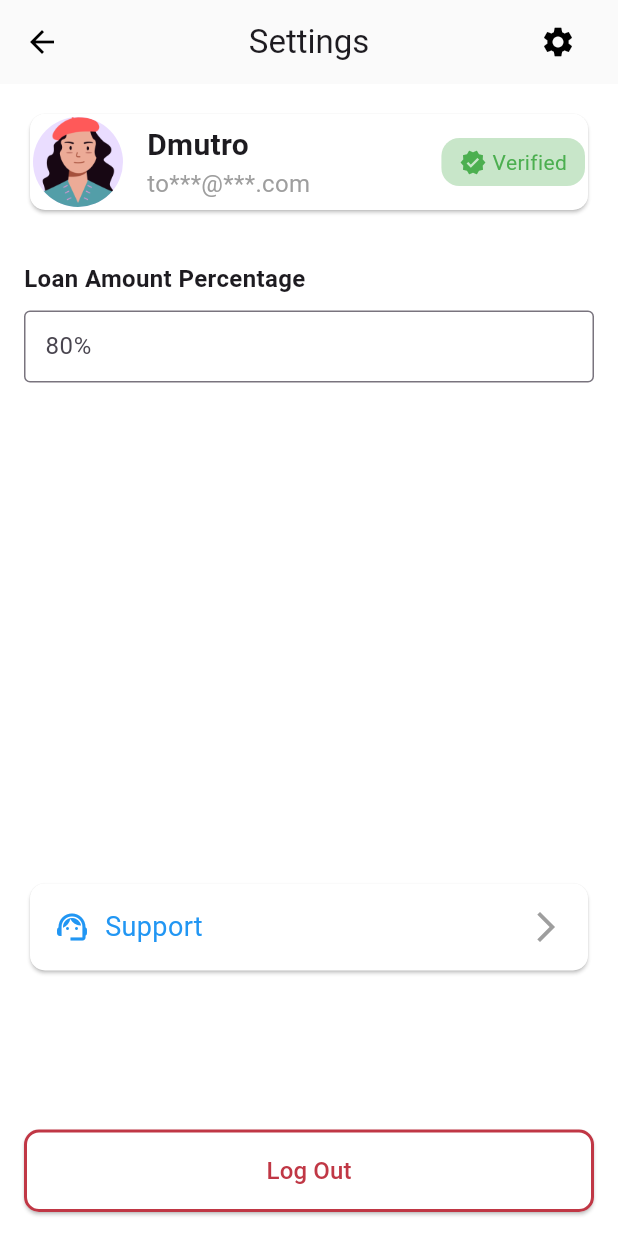
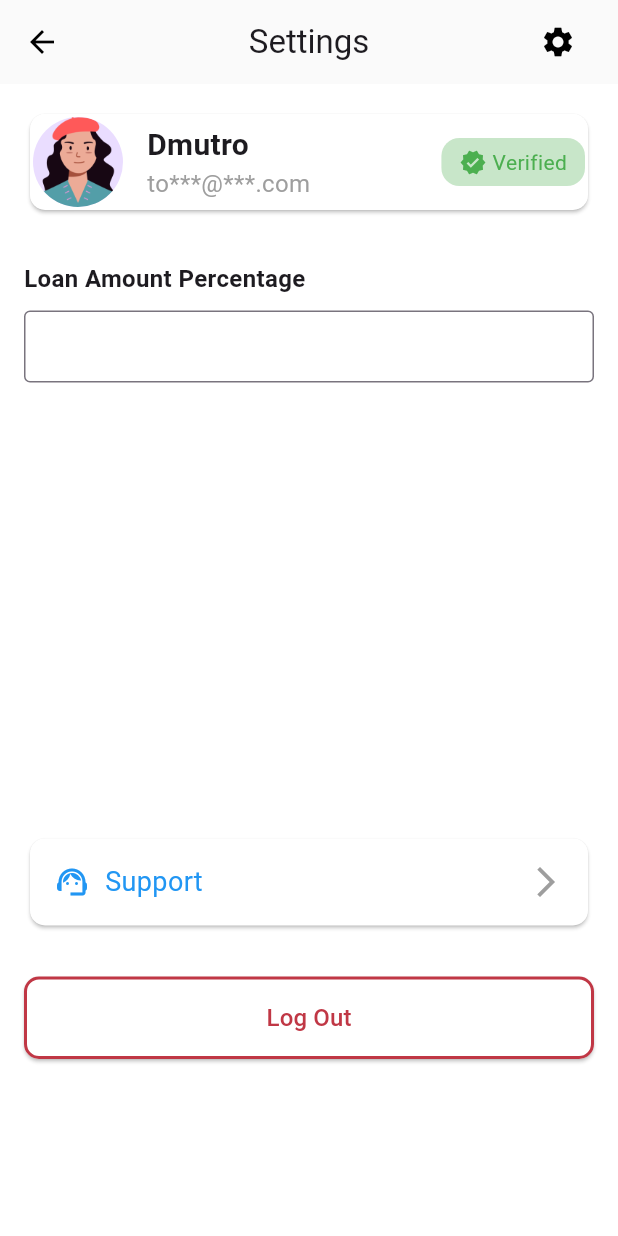
Before and after one commit to pranavaditya-02/bitgold, a Flutter app: the SettingsScreen screen opened directly, on a phone screen of 412 x 824 dp. Run offline on Flutter 3.47's test engine with Material 3 defaults, Android fonts, the light colour scheme and no system bars; our stand-ins replace fl_chart, flutter_slidable, pin_code_fields; missing offline and left inert: draggable_bottom_sheet.

Commit message:
updated setting

```diff
--- a/lib/main.dart
+++ b/lib/main.dart
@@ -11,7 +11,7 @@ class BitgoldApp extends StatelessWidget {
   Widget build(BuildContext context) {
     return MaterialApp(
       debugShowCheckedModeBanner: false,
-      home: HomePage(),
+      home: LoginScreen(),
     );
   }
 }
--- a/lib/setting.dart
+++ b/lib/setting.dart
@@ -1,4 +1,4 @@
-import 'package:bitgold/main.dart';
+import 'package:bitgold/main.dart'; // Ensure this is the correct import for your app
 import 'package:flutter/material.dart';
 
 class SettingsScreen extends StatelessWidget {
@@ -22,18 +22,13 @@ class SettingsScreen extends StatelessWidget {
           IconButton(
             icon: Icon(Icons.settings, color: Colors.black),
             onPressed: () {
-              // Navigate to another screen
-              // Navigator.push(
-              //   context,
-              //   MaterialPageRoute(
-              //       builder: (context) => SettingsDetailsScreen()),
-              // );
+              // Navigate to another screen if needed
             },
           ),
-          SizedBox(width: 16), // Spacing between icon and edge
+          SizedBox(width: 16),
         ],
       ),
-      body: Padding(
+      body: SingleChildScrollView(
         padding: const EdgeInsets.all(16.0),
         child: Column(
           crossAxisAlignment: CrossAxisAlignment.start,
@@ -52,7 +47,7 @@ class SettingsScreen extends StatelessWidget {
                     CircleAvatar(
                       radius: 30,
                       backgroundImage: AssetImage(
-                          'assets/profile.png'), // Replace with your asset image
+                          'assets/profile.png'), // Ensure the image exists
                     ),
                     SizedBox(width: 16),
                     Column(
@@ -112,10 +107,10 @@ class SettingsScreen extends StatelessWidget {
               decoration: InputDecoration(
                 border: OutlineInputBorder(),
                 contentPadding: EdgeInsets.symmetric(horizontal: 10),
-                hintText: '80%',
               ),
             ),
-            SizedBox(height: 330),
+            SizedBox(
+                height: 300), // Adjusted height to make space for support card
 
             // Support Section inside a Card
             GestureDetector(
@@ -141,16 +136,16 @@ class SettingsScreen extends StatelessWidget {
                           color: Colors.blue,
                         ),
                       ),
-                      Spacer(), // Pushes the arrow to the right
-                      Icon(Icons.arrow_forward_ios,
-                          color: Colors.grey), // Right arrow
+                      Spacer(),
+                      Icon(Icons.arrow_forward_ios, color: Colors.grey),
                     ],
                   ),
                 ),
               ),
             ),
 
-            Spacer(),
+            SizedBox(
+                height: 30), // Ensure there's space before the logout button
 
             // Logout Button
             Center(
@@ -158,23 +153,22 @@ class SettingsScreen extends StatelessWidget {
                 width: double.infinity,
                 child: ElevatedButton(
                   style: ElevatedButton.styleFrom(
-                    backgroundColor: const Color.fromARGB(
-                        255, 255, 255, 255), // Background color
+                    backgroundColor: Colors.white, // Background color
                     padding: EdgeInsets.symmetric(vertical: 16),
                     side: BorderSide(
-                      color: const Color.fromARGB(
-                          255, 192, 55, 69), // Border color
-                      width: 2, // Border width
+                      color: Color.fromARGB(255, 192, 55, 69), // Border color
+                      width: 2,
                     ),
                     shape: RoundedRectangleBorder(
-                      borderRadius: BorderRadius.circular(
-                          10), // Rounded corners (optional)
+                      borderRadius: BorderRadius.circular(10),
                     ),
                   ),
                   onPressed: () {
                     Navigator.push(
                       context,
-                      MaterialPageRoute(builder: (context) => LoginScreen()),
+                      MaterialPageRoute(
+                          builder: (context) =>
+                              LoginScreen()), // Ensure LoginScreen is defined
                     );
                   },
                   child: Text(
```
